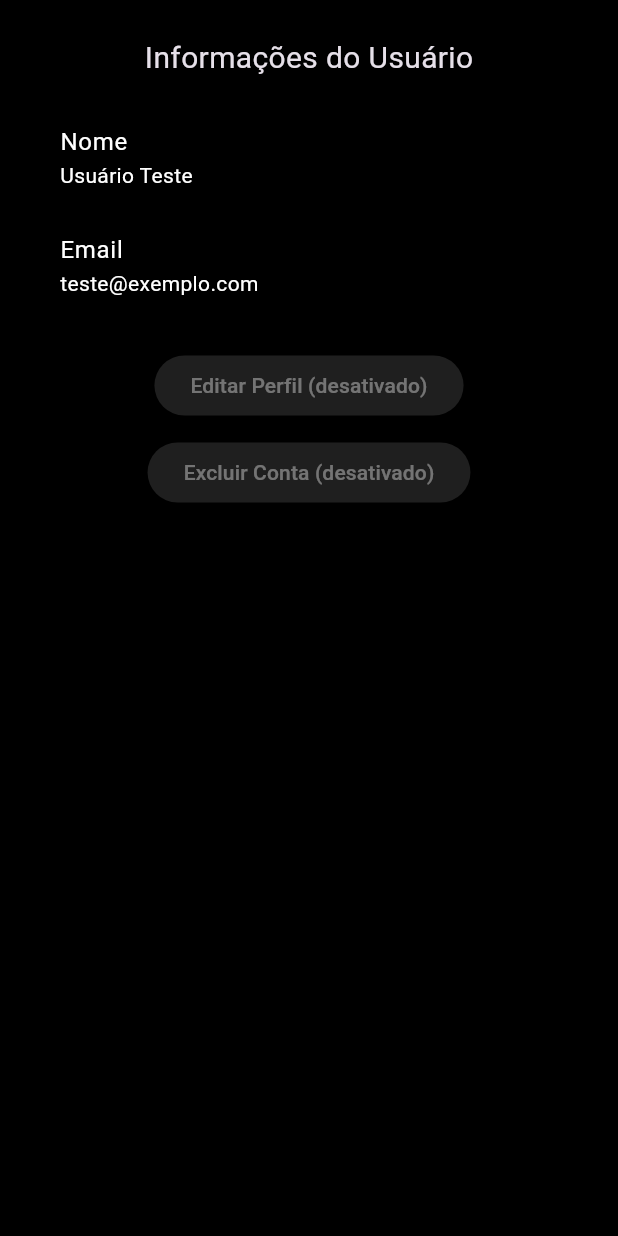
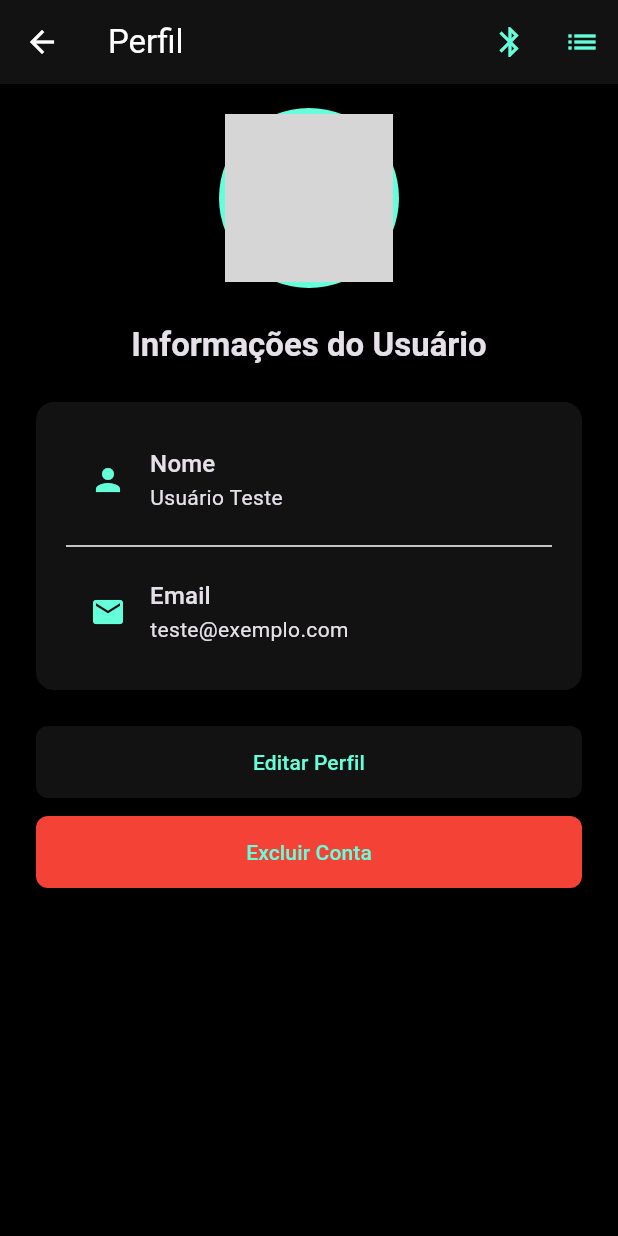
Before and after one commit to RodrigoSouz44/Vers-o-Beta-SpeedMaster, a Flutter app: the ProfilePage screen opened directly, on a phone screen of 412 x 824 dp. Run offline on Flutter 3.47's test engine with Material 3 defaults, Android fonts, the phone set to English and light mode, and no system bars; our stand-ins replace shared_preferences; accounts and stored records are empty; network calls fail; grey boxes are pictures that could not be loaded.

Commit message:
Atualização com melhorias no layout e estrutura

```diff
--- a/lib/pages/profile_page.dart
+++ b/lib/pages/profile_page.dart
@@ -1,22 +1,130 @@
 import 'package:flutter/material.dart';
+import 'edit_profile_page.dart';
+import 'log_page.dart';
 
-class ProfilePage extends StatelessWidget {
+class ProfilePage extends StatefulWidget {
   const ProfilePage({super.key});
 
   @override
+  State<ProfilePage> createState() => _ProfilePageState();
+}
+
+class _ProfilePageState extends State<ProfilePage> {
+  String userName = 'Usuário Teste';
+  String userEmail = 'teste@exemplo.com';
+
+  Future<void> _editProfile() async {
+    final result = await Navigator.push<Map<String, String>>(
+      context,
+      MaterialPageRoute(
+        builder: (context) => EditProfilePage(
+          initialName: userName,
+          initialEmail: userEmail,
+        ),
+      ),
+    );
+
+    if (result != null) {
+      setState(() {
+        userName = result['name'] ?? userName;
+        userEmail = result['email'] ?? userEmail;
+      });
+    }
+  }
+
+  void _goToLogs() {
+    Navigator.push(
+      context,
+      MaterialPageRoute(builder: (_) => LogPage()),
+    );
+  }
+
+  @override
   Widget build(BuildContext context) {
-    return Padding(
-      padding: const EdgeInsets.all(24),
-      child: Column(
-        children: const [
-          Text('Informações do Usuário', style: TextStyle(fontSize: 20)),
-          SizedBox(height: 16),
-          ListTile(title: Text('Nome'), subtitle: Text('Usuário Teste')),
-          ListTile(title: Text('Email'), subtitle: Text('teste@exemplo.com')),
-          SizedBox(height: 20),
-          ElevatedButton(onPressed: null, child: Text('Editar Perfil (desativado)')),
-          SizedBox(height: 10),
-          ElevatedButton(onPressed: null, child: Text('Excluir Conta (desativado)')),
+    final theme = Theme.of(context);
+    return Scaffold(
+      appBar: AppBar(
+        title: const Text('Perfil'),
+        actions: [
+          IconButton(
+            icon: Icon(Icons.bluetooth, color: theme.colorScheme.primary),
+            tooltip: 'Bluetooth',
+            onPressed: () => debugPrint('Botão Bluetooth pressionado'),
+          ),
+          IconButton(
+            icon: Icon(Icons.list, color: theme.colorScheme.primary),
+            tooltip: 'Ver Logs',
+            onPressed: _goToLogs,
+          ),
+        ],
+      ),
+      body: ListView(
+        physics: const BouncingScrollPhysics(),
+        padding: const EdgeInsets.symmetric(horizontal: 24, vertical: 16),
+        children: [
+          Center(
+            child: CircleAvatar(
+              radius: 60,
+              backgroundColor: theme.colorScheme.primary,
+              child: CircleAvatar(
+                radius: 56,
+                backgroundImage: NetworkImage('https://i.pravatar.cc/150?img=3'),
+              ),
+            ),
+          ),
+          const SizedBox(height: 24),
+          Center(
+            child: Text(
+              'Informações do Usuário',
+              style: theme.textTheme.titleLarge?.copyWith(fontWeight: FontWeight.w600),
+            ),
+          ),
+          const SizedBox(height: 24),
+          Card(
+            elevation: 2,
+            shape: RoundedRectangleBorder(borderRadius: BorderRadius.circular(12)),
+            margin: EdgeInsets.zero,
+            child: Padding(
+              padding: const EdgeInsets.symmetric(vertical: 16, horizontal: 20),
+              child: Column(
+                children: [
+                  ListTile(
+                    leading: Icon(Icons.person, color: theme.colorScheme.primary),
+                    title: Text('Nome', style: theme.textTheme.titleMedium),
+                    subtitle: Text(userName, style: theme.textTheme.bodyMedium),
+                  ),
+                  const Divider(),
+                  ListTile(
+                    leading: Icon(Icons.email, color: theme.colorScheme.primary),
+                    title: Text('Email', style: theme.textTheme.titleMedium),
+                    subtitle: Text(userEmail, style: theme.textTheme.bodyMedium),
+                  ),
+                ],
+              ),
+            ),
+          ),
+          const SizedBox(height: 24),
+          ElevatedButton(
+            onPressed: _editProfile,
+            style: ElevatedButton.styleFrom(
+              shape: RoundedRectangleBorder(borderRadius: BorderRadius.circular(8)),
+              padding: const EdgeInsets.symmetric(vertical: 14),
+            ),
+            child: const Text('Editar Perfil'),
+          ),
+          const SizedBox(height: 12),
+          ElevatedButton(
+            onPressed: () {
+              // Sem funcionalidade por enquanto
+            },
+            style: ElevatedButton.styleFrom(
+              backgroundColor: Colors.red,
+              shape: RoundedRectangleBorder(borderRadius: BorderRadius.circular(8)),
+              padding: const EdgeInsets.symmetric(vertical: 14),
+              elevation: 2,
+            ),
+            child: const Text('Excluir Conta'),
+          ),
         ],
       ),
     );
```
Also changed, not shown: lib/pages/edit_profile_page.dart (added, +94 -0 lines), lib/pages/home_page.dart (+22 -1 lines), lib/pages/log_page.dart (added, +30 -0 lines).
